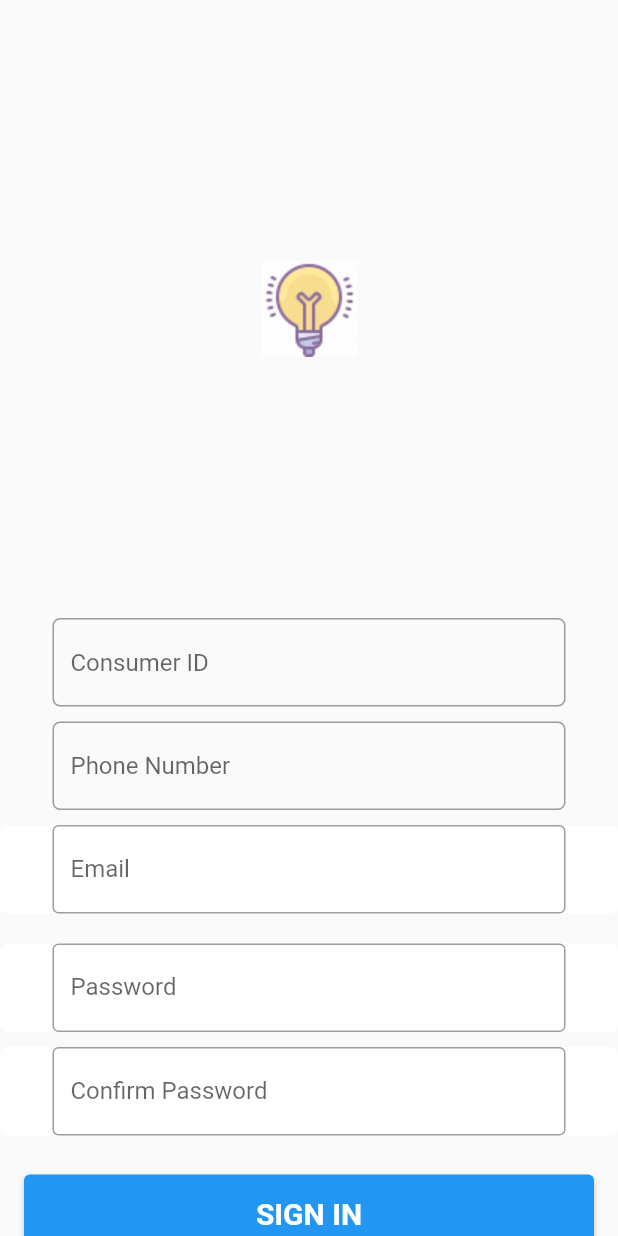
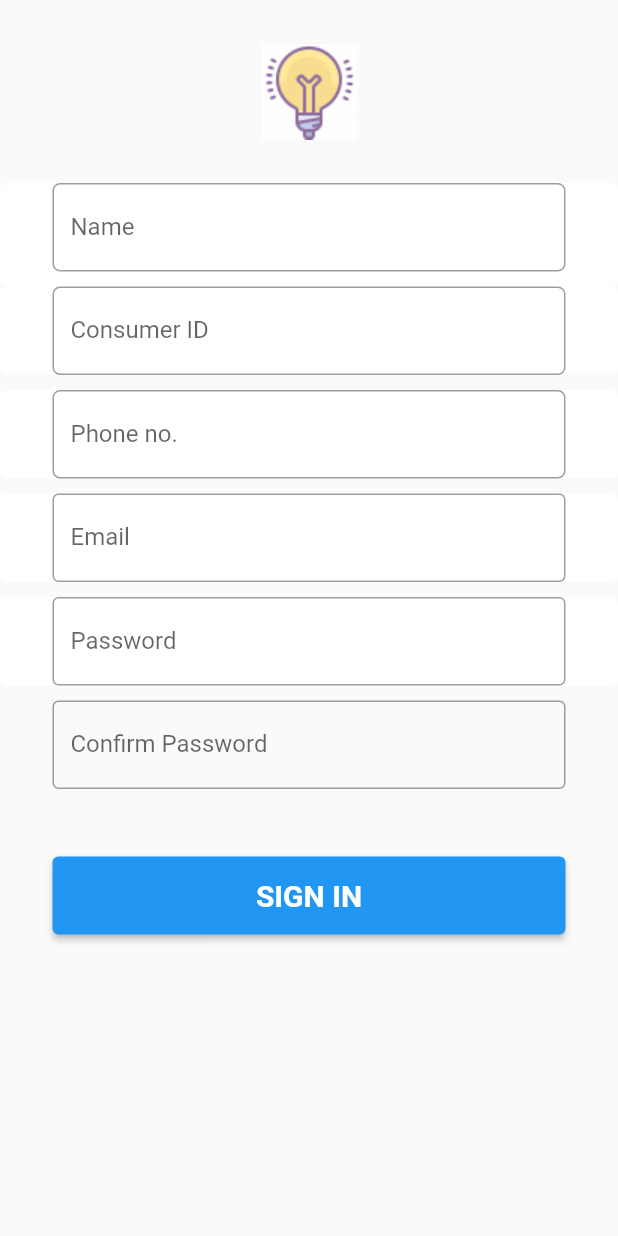
Before and after one commit to Reaper-1/Electrify, a Flutter app: the signup screen opened by its route, on a phone screen of 412 x 824 dp. Run offline on Flutter 3.47's test engine with Material 2 defaults, Android fonts, the phone set to English and light mode, and no system bars; our stand-ins replace cloud_firestore, email_validator, firebase_auth, firebase_core, simple_circular_progress_bar; accounts and stored records are empty.

```diff
--- /dev/null
+++ b/lib/database.dart
@@ -0,0 +1,16 @@
+import 'package:cloud_firestore/cloud_firestore.dart';
+
+class DatabaseService {
+
+  final String uid;
+  DatabaseService({ required this.uid });
+
+  final CollectionReference detailcollection = FirebaseFirestore.instance.collection('details');
+
+  Future updateUserData(String CId, int pnum) async {
+    return await detailcollection.doc(uid).set({
+      'CId': CId,
+      'pnum': pnum,
+    });
+  }
+}
--- a/lib/signup.dart
+++ b/lib/signup.dart
@@ -1,3 +1,4 @@
+import 'package:electrifyy/database.dart';
 import 'package:email_validator/email_validator.dart';
 import 'package:firebase_auth/firebase_auth.dart';
 import 'package:flutter/material.dart';
@@ -12,11 +13,14 @@ class signup extends StatefulWidget {
 }
 
 class _signupState extends State<signup> {
+  late String name,CId,phone;
   final formKey = GlobalKey<FormState>();
+  final CIdController = TextEditingController();
+  final pnumController = TextEditingController();
   final _emailController = TextEditingController();
   final _passwordController = TextEditingController();
-  final _repasswordController = TextEditingController();
-  TextEditingController _confirmPasswordController = TextEditingController();
+  final _confirmPasswordController = TextEditingController();
+  //TextEditingController _confirmPasswordController = TextEditingController();
   @override
   void main() =>
       runApp(MyApp());
@@ -34,38 +38,105 @@ class _signupState extends State<signup> {
           ),
         ),
         child: Form(
+          key: formKey,
           child: Center(
             child: ListView(
              // mainAxisAlignment: MainAxisAlignment.center,
               children: [
-                Image(image: AssetImage('assets/bulb.gif')),
-                    //SizedBox(height: 10),
+                Image.asset("assets/bulb.gif", height: 122),
                 Container(
-                  padding: EdgeInsets.only(right: 35,left: 35),
-                  child: TextField(
+                  padding: const EdgeInsets.only(bottom: 10,left: 35,right: 35),
+                  decoration: BoxDecoration(
+                    borderRadius: BorderRadius.circular(5),
+                    color: Colors.white,
+                  ),
+                  child: TextFormField(
+                    keyboardType: TextInputType.text,
                     decoration: InputDecoration(
-                      hintText: 'Consumer ID',
+                      labelText: 'Name',
                       border: OutlineInputBorder(
                           borderRadius: BorderRadius.circular(5)
                       ),
                     ),
+                    validator: (String? value){
+                      if(value!.isEmpty)
+                      {
+                        return 'Enter Name';
+                      }
+                      return null;
+                    },
+                    onSaved: (String? value){
+                      name = value!;
+                    },
                   ),
                 ),
+                Container(
+                  padding: const EdgeInsets.only(left: 35,right: 35),
+                  decoration: BoxDecoration(
+                    borderRadius: BorderRadius.circular(5),
+                    color: Colors.white,
+                  ),
+                  child: TextFormField(
+                    keyboardType: TextInputType.text,
+                    decoration: InputDecoration(
+                            labelText: 'Consumer ID',
+                            border: OutlineInputBorder(
+                                borderRadius: BorderRadius.circular(5)
+                            ),
+                          ),
+                    validator: (String? value){
+                      if(value!.isEmpty)
+                      {
+                        return 'Enter Consumer ID';
+                      }
+                      return null;
+                    },
+                    onSaved: (String? value){
+                      CId = value!;
+                    },
+                  ),
+                ),
+                // Container(
+                //   padding: EdgeInsets.only(right: 35,left: 35),
+                //   child: TextFormField(
+                //     decoration: InputDecoration(
+                //       hintText: 'Consumer ID',
+                //       border: OutlineInputBorder(
+                //           borderRadius: BorderRadius.circular(5)
+                //       ),
+                //     ),
+                //   ),
+                // ),
                 SizedBox(height: 10),
                 Container(
-                  padding: EdgeInsets.only(right: 35,left: 35),
-                  child: TextField(
+                  padding: const EdgeInsets.only(left: 35,right: 35),
+                  decoration: BoxDecoration(
+                    borderRadius: BorderRadius.circular(5),
+                    color: Colors.white,
+                  ),
+                  child: TextFormField(
+                    keyboardType: TextInputType.number,
                     decoration: InputDecoration(
-                      hintText: 'Phone Number',
+                      labelText: 'Phone no.',
                       border: OutlineInputBorder(
                           borderRadius: BorderRadius.circular(5)
                       ),
                     ),
+                    validator: (String? value){
+                      if(value!.isEmpty)
+                      {
+                        return 'Please Enter Phone no ';
+                      }
+                      return null;
+                    },
+                    onSaved: (String? value){
+                      phone = value!;
+                    },
                   ),
                 ),
                 SizedBox(height: 10),
                     Container(
-                      padding: EdgeInsets.only(right: 35,left: 35),
+                      padding: EdgeInsets.only(left: 35,right: 35),
                       decoration: BoxDecoration(
                         borderRadius: BorderRadius.circular(5),
                         color: Colors.white,
@@ -84,8 +155,6 @@ class _signupState extends State<signup> {
                       ),
                     ),
                     SizedBox(height: 10),
-
-                SizedBox(height: 10),
           Container(
             padding: EdgeInsets.only(right: 35,left: 35),
             decoration: BoxDecoration(
@@ -106,33 +175,58 @@ class _signupState extends State<signup> {
             ),
           ),
           SizedBox(height: 10),
-          Container(padding: EdgeInsets.only(right: 35,left: 35),
-            decoration: BoxDecoration(
-              borderRadius: BorderRadius.circular(5),
-              color: Colors.white,
-            ),
-            child: TextField(
+          Padding(
+            padding: const EdgeInsets.only(left: 35,right: 35),
+            child: TextFormField(
               controller: _confirmPasswordController,
               obscureText: true,
+              keyboardType: TextInputType.text,
               decoration: InputDecoration(
                 labelText: 'Confirm Password',
                 border: OutlineInputBorder(),
               ),
+              validator: (String? value){
+                if(value!.isEmpty)
+                {
+                  return 'Please re-enter password';
+                }
+                print(_passwordController.text);
+
+                print(_confirmPasswordController.text);
+
+                if(_passwordController.text!=_confirmPasswordController.text){
+                  return "Password does not match";
+                }
+
+                return null;
+              },
+
             ),
+          // Container(padding: EdgeInsets.only(right: 35,left: 35),
+          //   decoration: BoxDecoration(
+          //     borderRadius: BorderRadius.circular(5),
+          //     color: Colors.white,
+          //   ),
+          //   child: TextField(
+          //     controller: _confirmPasswordController,
+          //     obscureText: true,
+          //     decoration: InputDecoration(
+          //       labelText: 'Confirm Password',
+          //       border: OutlineInputBorder(),
+          //     ),
+          //   ),
           ),
           SizedBox(height: 10),
           Padding(
-            padding: const EdgeInsets.all(16.0),
+            padding: const EdgeInsets.all(35.0),
             child: SizedBox(
               height: 52,
               width: 200,
               child: ElevatedButton(
                 onPressed: () {
-                  signUp();
-                  Navigator.pushNamed(context, '/login');
-                  //String email = _emailController.text;
-                  String password = _passwordController.text;
-                  String confirmPassword = _confirmPasswordController.text;
+                  if(formKey.currentState!.validate()){
+                    signUp();
+                  }
                 },
                 child: Text('SIGN IN',
                   style: TextStyle(
@@ -155,8 +249,6 @@ class _signupState extends State<signup> {
     }
 
     Future signUp() async {
-     final isValid = formKey.currentState!.validate();
-     if (!isValid) return;
 
      showDialog(
          context: context,
@@ -165,17 +257,17 @@ class _signupState extends State<signup> {
      );
 
      try{
-       await FirebaseAuth.instance.createUserWithEmailAndPassword(
+       UserCredential result = await FirebaseAuth.instance.createUserWithEmailAndPassword(
            email: _emailController.text.trim(),
            password: _passwordController.text.trim(),
        );
+       // User? user = result.user;
+       // String CId = CIdController as String;
+       // int pnum = pnumController as int;
+       // await DatabaseService(uid: user!.uid).updateUserData('123456',12345678);
      } on FirebaseAuthException catch (e) {
        print(e);
      }
      navigatorKey.currentState!.popUntil((route) => route.isFirst);
     }
   }
-
-  class DatabaseService {
-
-  }
```
